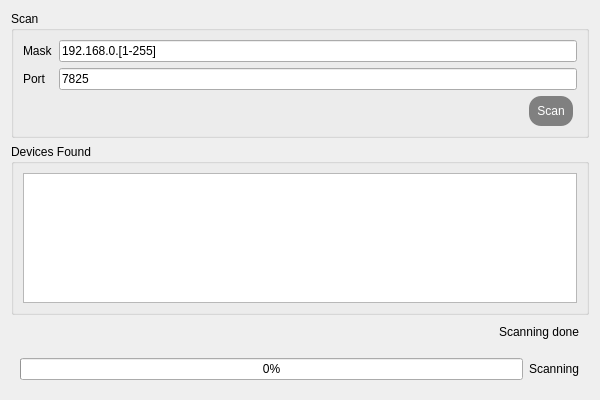
This is scanwindow.ui in ThatCakeID/remote-edit-client as Qt 5 draws it before an edit. The edited form follows.
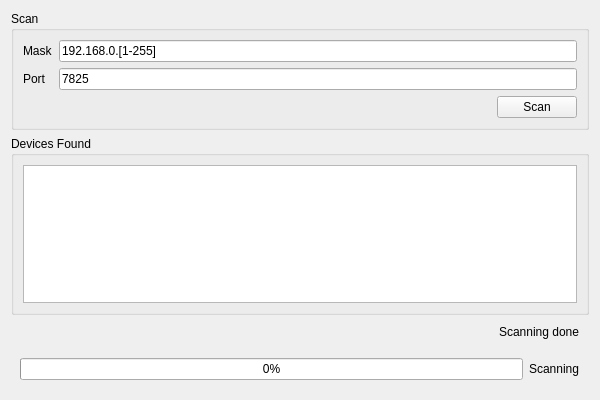
This is the edited form.

Commit message: New button and margin

```diff
--- a/scanwindow.ui
+++ b/scanwindow.ui
@@ -82,26 +82,7 @@
         <item>
          <widget class="QPushButton" name="scan_button">
           <property name="styleSheet">
-           <string notr="true">QPushButton
-{
-    margin-right: 4px;
-    margin-left: 4px;
-    border-radius: 12px;
-    background: gray;
-    padding: 8px;
-    color: white;
-}
-
-QPushButton:hover:!pressed
-{
-    background: #E4E4E4;
-	color: black;
-}
-
-QPushButton:hover:pressed
-{
-    background: #464646;
-}
+           <string notr="true">
 </string>
           </property>
           <property name="text">
```
The commit also changes 3 other files.
